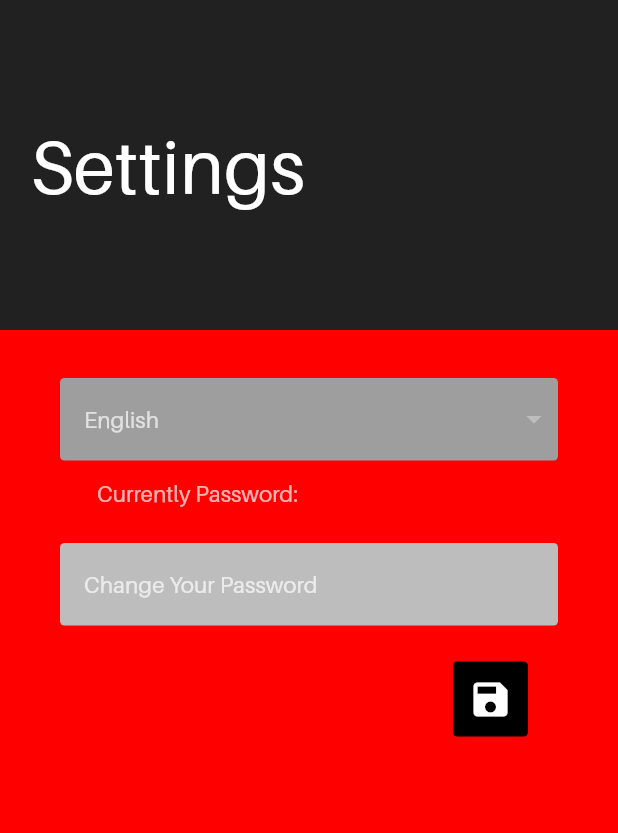
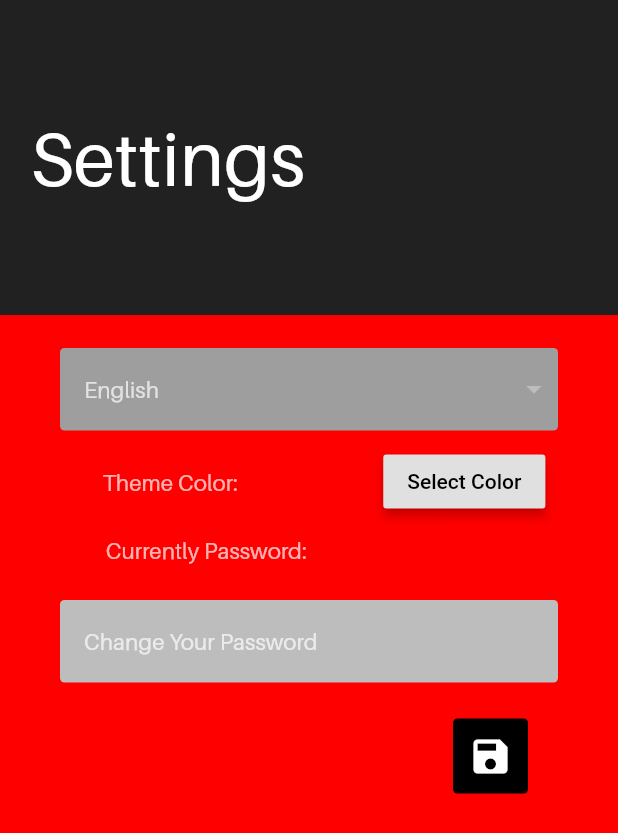
Before and after one commit to MrBuluc/mrnote, a Flutter app: the screen it shows after launch, after a tap on the "settings" icon, on a phone screen of 412 x 824 dp. Shown: the top 833 px of the screen. Run offline on Flutter 3.47's test engine with Material 2 defaults, Android fonts, the phone set to English and light mode, and no system bars; our stand-ins replace firebase_messaging, flutter_colorpicker, flutter_local_notifications, rxdart, sqflite; missing offline and left inert: firebase_admob; accounts and stored records are empty.

Commit message:
Settings deki Tema Rengi Tamamlandı

```diff
--- a/lib/Login/login.dart
+++ b/lib/Login/login.dart
@@ -67,9 +67,7 @@ class _LoginState extends State<Login> {
 
   @override
   Widget build(BuildContext context) {
-    var size = MediaQuery
-        .of(context)
-        .size;
+    var size = MediaQuery.of(context).size;
     return SafeArea(
       child: Scaffold(
         resizeToAvoidBottomInset: false,
--- a/lib/Settings/SettingsPage.dart
+++ b/lib/Settings/SettingsPage.dart
@@ -1,5 +1,6 @@
 import 'package:firebase_admob/firebase_admob.dart';
 import 'package:flutter/material.dart';
+import 'package:flutter_colorpicker/flutter_colorpicker.dart';
 import 'package:mrnote/common_widget/platform_duyarli_alert_dialog.dart';
 import 'package:mrnote/models/notes.dart';
 import 'package:mrnote/utils/admob_helper.dart';
@@ -37,10 +38,10 @@ class _SettingsPageState extends State<SettingsPage> {
     "save_baslik": "Saved Successfully ✔",
     "save_icerik": "✔✔✔✔✔✔✔✔✔✔✔✔✔✔✔",
     "save_anaButonYazisi": "Ok",
+    "Theme_Color": "Theme Color:",
     "Currently_Password": "Currently Password:",
-    // "AlertDialog": 'Select a color',
-    // "RaisedButtonText": "Select Color",
-    // "Container_Padding2": "Current Password:",
+    "AlertDialog": 'Select a color',
+    "RaisedButtonText": "Select Color",
     "password_save_baslik": "Do you want to remove the password?",
     "password_save_icerik":
         "If you approve this process, password will be removed.",
@@ -62,6 +63,7 @@ class _SettingsPageState extends State<SettingsPage> {
     "save_baslik": "Başarılı Bir Şekilde Kaydedildi ✔",
     "save_icerik": "✔✔✔✔✔✔✔✔✔✔✔✔✔✔✔",
     "save_anaButonYazisi": "Tamam",
+    "Theme_Color": "Tema Rengi:",
     "Currently_Password": "Şuanki Parola:",
     "AlertDialog": 'Bir Renk Seçin',
     "RaisedButtonText": "Renk Seç",
@@ -131,9 +133,13 @@ class _SettingsPageState extends State<SettingsPage> {
           children: [
             buildHeader(size),
             SizedBox(
-              height: 20,
+              height: 10,
             ),
             dropDownButtonsColumn(),
+            changeColorWidget(),
+            SizedBox(
+              height: 10,
+            ),
             currentPassword(),
             SizedBox(
               height: 10,
@@ -197,7 +203,7 @@ class _SettingsPageState extends State<SettingsPage> {
 
   Widget buildHeader(Size size) {
     return Container(
-      height: 220,
+      height: 210,
       width: ekranGenisligi,
       color: Colors.grey.shade900,
       child: Column(
@@ -261,12 +267,54 @@ class _SettingsPageState extends State<SettingsPage> {
         .toList();
   }
 
+  Widget changeColorWidget() {
+    return Row(
+      mainAxisAlignment: MainAxisAlignment.spaceAround,
+      children: [
+        Padding(
+          padding: const EdgeInsets.only(left: 20),
+          child: Text(
+            texts["Theme_Color"],
+            style: headerStyle7,
+          ),
+        ),
+        RaisedButton(
+          elevation: 3.0,
+          onPressed: () {
+            showDialog(
+              context: context,
+              builder: (BuildContext context) {
+                return AlertDialog(
+                  title: Text(texts["AlertDialog"]),
+                  content: SingleChildScrollView(
+                    child: BlockPicker(
+                      pickerColor: currentColor,
+                      onColorChanged: (Color color) {
+                        Navigator.pop(context);
+                        changeColor(color);
+                      },
+                    ),
+                  ),
+                );
+              },
+            );
+          },
+          child: Text(
+            texts["RaisedButtonText"],
+            style: TextStyle(color: Colors.black),
+          ),
+          textColor: const Color(0xffffffff),
+        ),
+      ],
+    );
+  }
+
   Widget currentPassword() {
     return Row(
       mainAxisAlignment: MainAxisAlignment.spaceAround,
       children: [
         Padding(
-          padding: const EdgeInsets.only(left: 28),
+          padding: const EdgeInsets.only(left: 35),
           child: Text(
             texts["Currently_Password"],
             style: headerStyle7,
--- a/lib/note_list.dart
+++ b/lib/note_list.dart
@@ -65,10 +65,10 @@ class _NoteListState extends State<NoteList> {
     "addCategoryDialog_SimpleDialog_title": "Kategori Ekle",
     "addCategoryDialog_SimpleDialog_TextFormField_labelText": "Kategori Adı",
     "addCategoryDialog_SimpleDialog_TextFormField_validator":
-    "Lütfen en az 3 karakter giriniz",
+        "Lütfen en az 3 karakter giriniz",
     "addCategoryDialog_SimpleDialog_ButtonBar_RaisedButton": "İptal ❌",
     "addCategoryDialog_SimpleDialog_ButtonBar_RaisedButton1_SnackBar":
-    "Kategori başarıyla eklendi 👌",
+        "Kategori başarıyla eklendi 👌",
     "addCategoryDialog_SimpleDialog_ButtonBar_RaisedButton1": "Kaydet 💾",
     "save_catch_baslik": "Kaydetme Başarısız Oldu ❌",
     "save_catch_icerik": "Hata: ",
```
Lines whose indentation alone changed are shown as unchanged.
